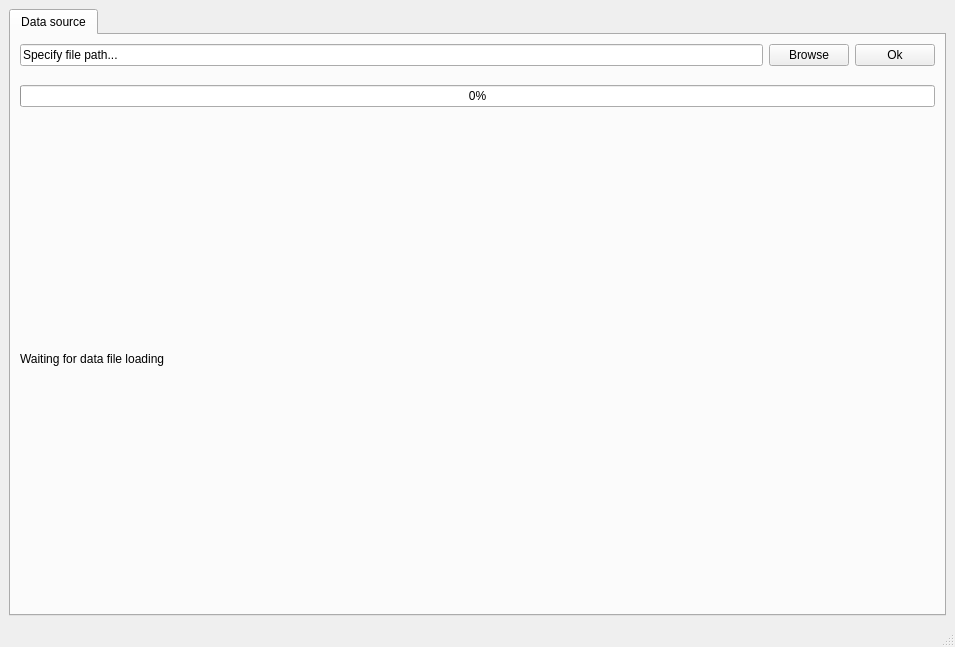
This is mainwindow.ui in Nobatek/simuplot as Qt 5 draws it before an edit. The edited form follows.
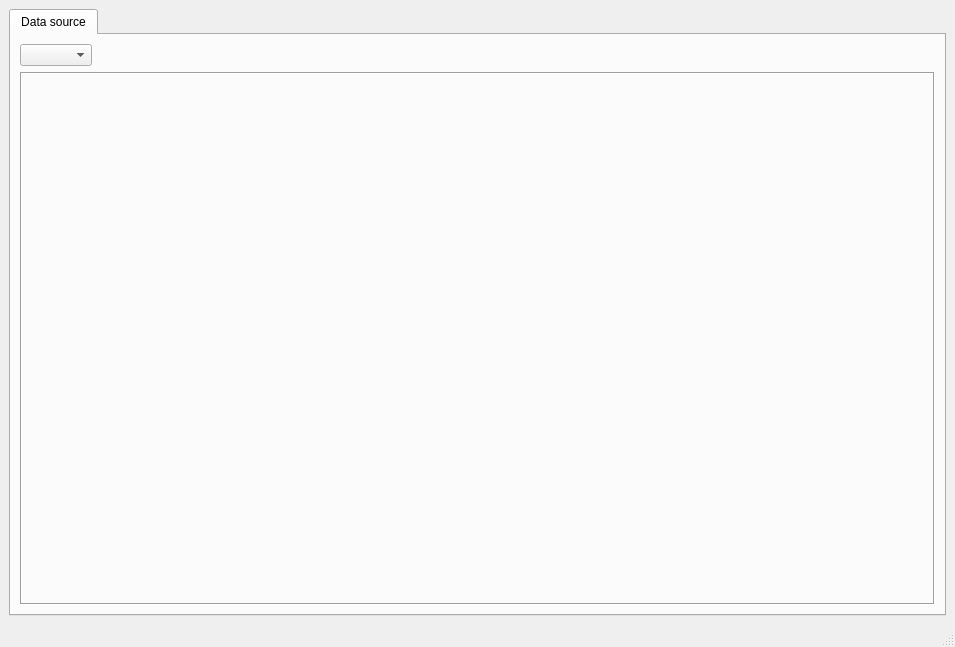
This is the edited form.

Commit message:
Add interface to choose Datareader type
User can choose file type from a dropdown menu
DataReader classes are to be stored into datareader directory

```diff
--- a/mainwindow.ui
+++ b/mainwindow.ui
@@ -27,97 +27,31 @@
        <attribute name="title">
         <string>Data source</string>
        </attribute>
-       <layout class="QGridLayout" name="gridLayout_5">
-        <item row="0" column="0">
          <layout class="QVBoxLayout" name="verticalLayout_3">
           <item>
-           <layout class="QHBoxLayout" name="horizontalLayout_3">
-            <item>
-             <widget class="QLineEdit" name="File_Path_Text">
-              <property name="text">
-               <string>Specify file path...</string>
+         <widget class="QComboBox" name="comboBox">
+          <property name="sizePolicy">
+           <sizepolicy hsizetype="Maximum" vsizetype="Fixed">
+            <horstretch>0</horstretch>
+            <verstretch>0</verstretch>
+           </sizepolicy>
               </property>
              </widget>
             </item>
             <item>
-             <widget class="QPushButton" name="Browse_Button">
-              <property name="text">
-               <string>Browse</string>
-              </property>
-             </widget>
-            </item>
-            <item>
-             <widget class="QPushButton" name="Ok_Load_Button">
-              <property name="text">
-               <string>Ok</string>
-              </property>
-             </widget>
-            </item>
-           </layout>
-          </item>
-          <item>
-           <spacer name="verticalSpacer_4">
-            <property name="orientation">
-             <enum>Qt::Vertical</enum>
-            </property>
-            <property name="sizeType">
-             <enum>QSizePolicy::Fixed</enum>
-            </property>
-            <property name="sizeHint" stdset="0">
-             <size>
-              <width>395</width>
-              <height>13</height>
-             </size>
-            </property>
-           </spacer>
-          </item>
-          <item>
-           <widget class="QProgressBar" name="progressBar">
-            <property name="value">
-             <number>0</number>
-            </property>
-           </widget>
-          </item>
-          <item>
-           <spacer name="verticalSpacer_5">
-            <property name="orientation">
-             <enum>Qt::Vertical</enum>
-            </property>
-            <property name="sizeHint" stdset="0">
-             <size>
-              <width>20</width>
-              <height>40</height>
-             </size>
-            </property>
-           </spacer>
-          </item>
-          <item>
-           <widget class="QLabel" name="Info_Load">
+         <widget class="QFrame" name="frame">
             <property name="frameShape">
-             <enum>QFrame::NoFrame</enum>
+           <enum>QFrame::Box</enum>
             </property>
             <property name="frameShadow">
-             <enum>QFrame::Plain</enum>
-            </property>
-            <property name="text">
-             <string>Waiting for data file loading</string>
-            </property>
-           </widget>
-          </item>
+           <enum>QFrame::Sunken</enum>
+          </property>
+          <layout class="QVBoxLayout" name="verticalLayout_2">
           <item>
-           <spacer name="verticalSpacer_6">
-            <property name="orientation">
-             <enum>Qt::Vertical</enum>
-            </property>
-            <property name="sizeHint" stdset="0">
-             <size>
-              <width>20</width>
-              <height>40</height>
-             </size>
-            </property>
-           </spacer>
-          </item>
-         </layout>
+            <widget class="QStackedWidget" name="stackedWidget"/>
+           </item>
+          </layout>
+         </widget>
         </item>
        </layout>
       </widget>
```
Lines whose indentation alone changed are shown as unchanged. The commit also changes 7 other files.
